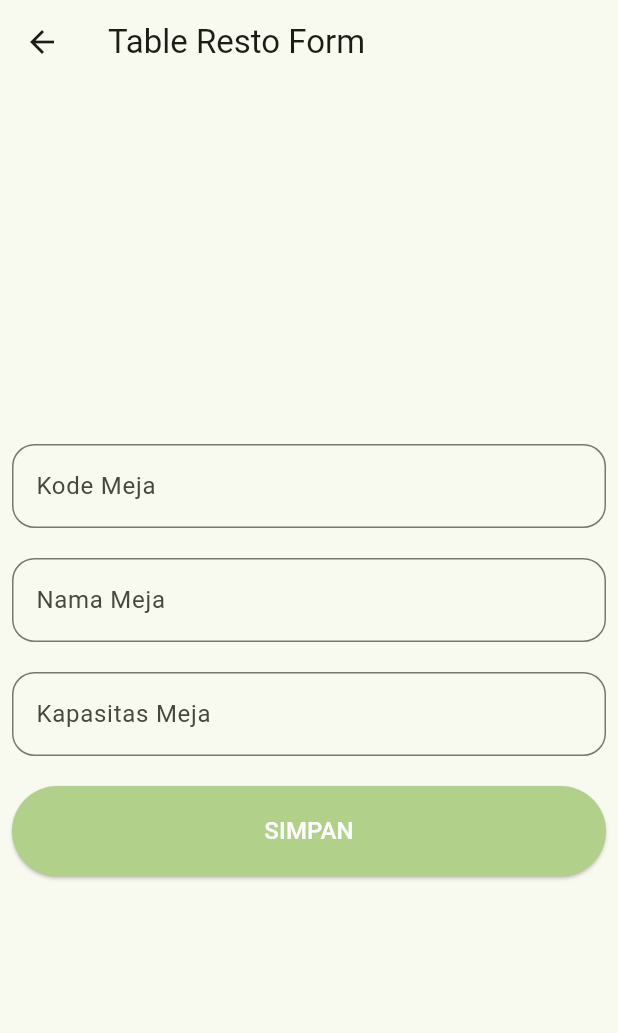
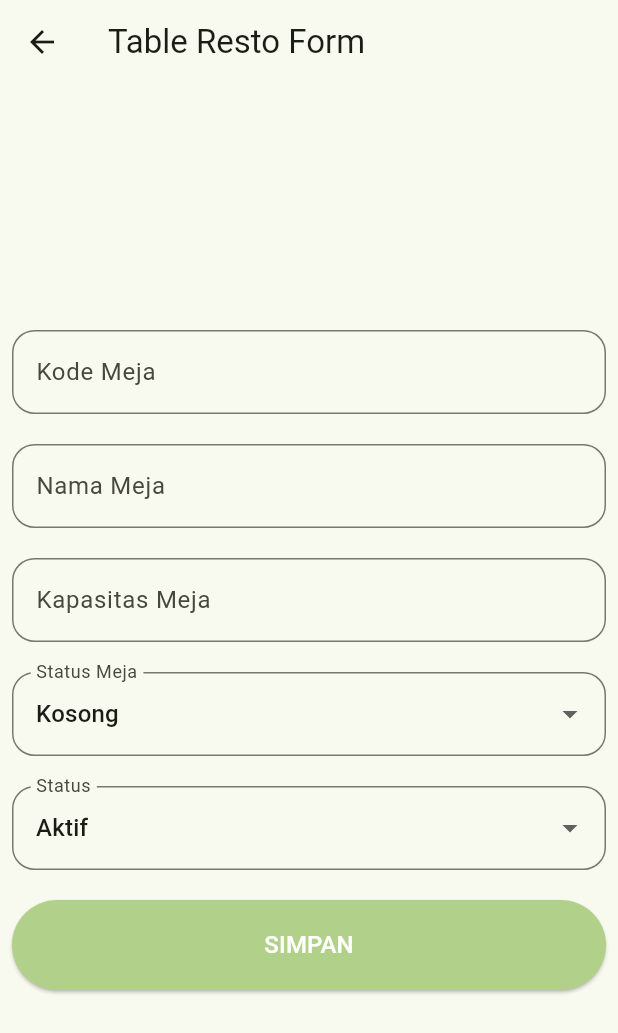
Before and after one commit to kevinbadboyz/flutter_pos_template_2026, a Flutter app: the TableRestoForm screen opened directly, on a phone screen of 412 x 824 dp. Shown: the top 1033 px of the screen. Run offline on Flutter 3.47's test engine with Material 3 defaults, Android fonts, the phone set to English and light mode, and no system bars; our stand-ins replace iconsax.

Commit message:
Update TableRestoForm

```diff
--- a/lib/pages/table_resto_form.dart
+++ b/lib/pages/table_resto_form.dart
@@ -13,6 +13,8 @@ class _TableRestoFormState extends State<TableRestoForm> {
   final tecName = TextEditingController();
   final tecCapacity = TextEditingController();
   final formKey = GlobalKey<FormState>();
+  final listTableStatus = ['Kosong', 'Terisi'];
+  final listStatus = ['Aktif', 'Non-Aktif'];
 
   @override
   void initState() {
@@ -82,6 +84,38 @@ class _TableRestoFormState extends State<TableRestoForm> {
                     ),
                   ),
                 ),
+                DropdownButtonFormField<String>(
+                  decoration: InputDecoration(
+                    labelText: 'Status Meja',
+                    border: OutlineInputBorder(
+                      borderRadius: BorderRadius.all(Radius.circular(15))
+                    )
+                  ),
+                  initialValue: listTableStatus[0],
+                  items: listTableStatus
+                      .map(
+                        (String element) =>
+                            DropdownMenuItem<String>(value: element,child: Text(element),),
+                      )
+                      .toList(),
+                  onChanged: (String? newValue) {},
+                ),
+                DropdownButtonFormField<String>(
+                  decoration: InputDecoration(
+                      labelText: 'Status',
+                      border: OutlineInputBorder(
+                          borderRadius: BorderRadius.all(Radius.circular(15))
+                      )
+                  ),
+                  initialValue: listStatus[0],
+                  items: listStatus
+                      .map(
+                        (String element) =>
+                        DropdownMenuItem<String>(value: element,child: Text(element),),
+                  )
+                      .toList(),
+                  onChanged: (String? newValue) {},
+                ),
                 Container(
                   width: double.infinity,
                   height: 60,
```
